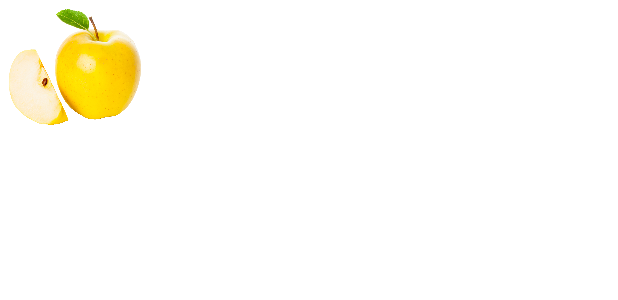
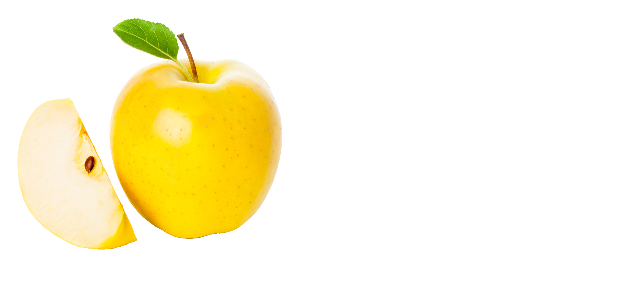
Before and after one commit to vathanak-mao/learnandroid-widgettest, an Android app: the layout activity_image_view_test.xml on its own in the app's theme, with its tools: preview values and no code run, on a phone screen of 412 x 824 dp. Shown: the top 300 px of the screen. Run offline under Robolectric (Android 15) with nearby library versions, the phone set to English and light mode, and no system bars.

Commit message:
Added ImageViewTestActivity and tested 'Adding an image to button'

```diff
--- a/app/src/main/AndroidManifest.xml
+++ b/app/src/main/AndroidManifest.xml
@@ -21,14 +21,13 @@
             android:name=".HandleOnClickProgrammaticallyActivity"
             android:exported="false" />
         <activity
-            android:name=".ImageViewTestActivity"
+            android:name=".MainActivity"
             android:exported="false" />
         <activity
-            android:name=".MainActivity"
+            android:name=".ImageViewTestActivity"
             android:exported="true">
             <intent-filter>
                 <action android:name="android.intent.action.MAIN" />
-
                 <category android:name="android.intent.category.LAUNCHER" />
             </intent-filter>
         </activity>
--- a/app/src/main/res/layout/activity_image_view_test.xml
+++ b/app/src/main/res/layout/activity_image_view_test.xml
@@ -5,8 +5,8 @@
 
     <ImageView
         android:id="@+id/imageview"
-        android:layout_height="100dp"
-        android:layout_width="100dp"
+        android:layout_height="200dp"
+        android:layout_width="200dp"
         android:src="@drawable/apple" />
 
 </LinearLayout>
--- a/app/src/main/res/layout/activity_main.xml
+++ b/app/src/main/res/layout/activity_main.xml
@@ -6,9 +6,9 @@
     android:gravity="center">
 
     <Button
-        android:layout_width="150dp"
-        android:layout_height="150dp"
-        android:drawableLeft="@drawable/android"
+        android:layout_width="200dp"
+        android:layout_height="200dp"
+        android:drawableTop="@drawable/android_icon"
         android:text="OK"
         android:onClick="onButtonClicked"/>
 </LinearLayout>
```
Also changed, not shown: app/src/main/res/drawable/android_icon.jpg (added), app/src/main/res/drawable/banana.png (deleted), app/src/main/res/drawable/banana.webp (added).
